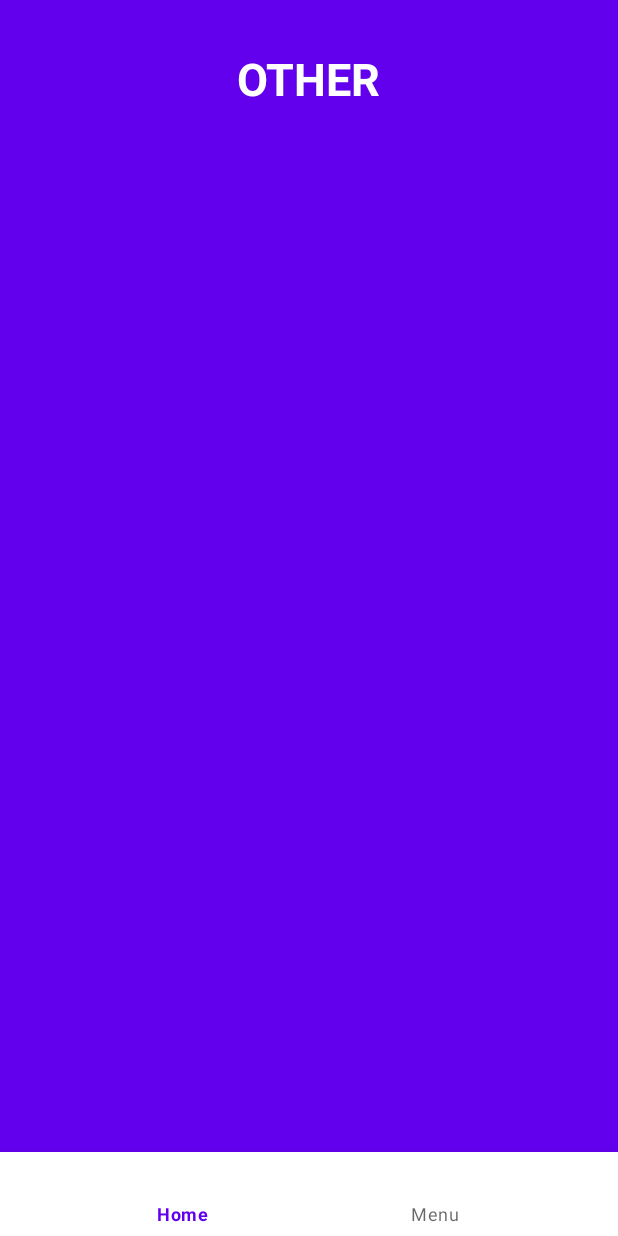
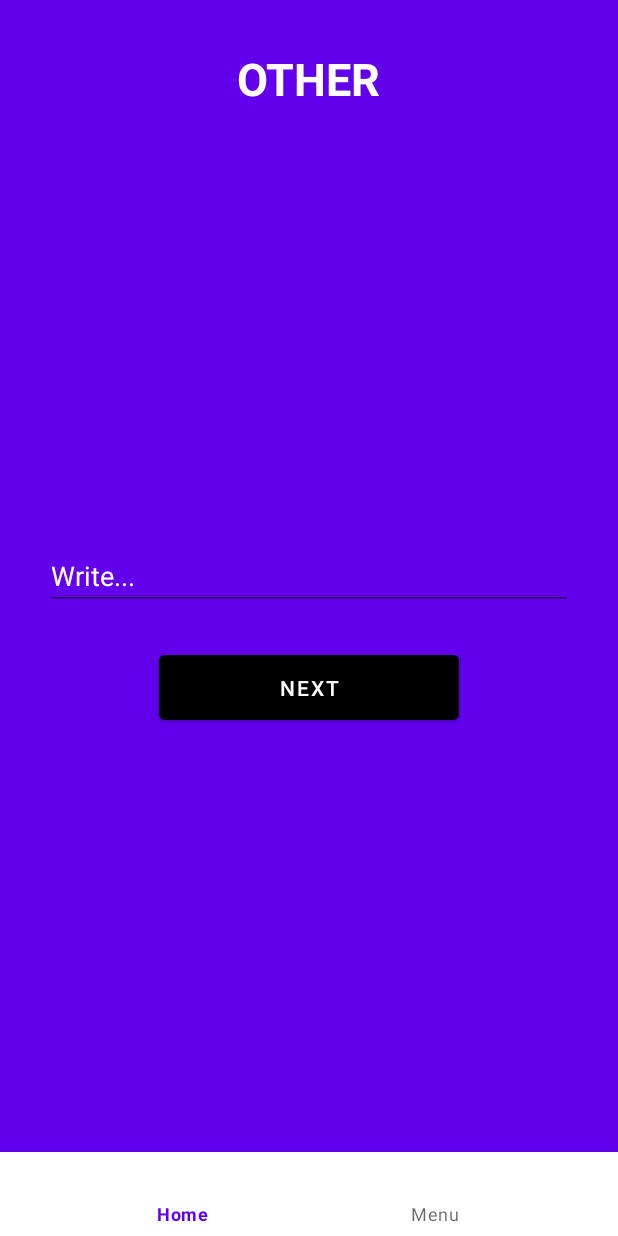
Before and after one commit to Juancarlosgranda/NavigationWithHideAndShowApp, an Android app: the fragment HomeOthersFragment placed in its activity, on a phone screen of 412 x 824 dp. Run offline under Robolectric (Android 15) with nearby library versions, the phone set to English and light mode, and no system bars.

Commit message:
[CHANGE] added fragment result

```diff
--- a/app/build.gradle
+++ b/app/build.gradle
@@ -32,6 +32,9 @@ dependencies {
     implementation 'androidx.core:core-ktx:1.3.0'
     implementation 'androidx.constraintlayout:constraintlayout:1.1.3'
     implementation 'com.google.android.material:material:1.0.0'
+    // Kotlin
+    implementation 'androidx.fragment:fragment-ktx:1.3.0-alpha04'
+    implementation 'androidx.lifecycle:lifecycle-livedata-ktx:2.2.0-alpha05'
     testImplementation 'junit:junit:4.12'
     androidTestImplementation 'androidx.test.ext:junit:1.1.1'
     androidTestImplementation 'androidx.test.espresso:espresso-core:3.2.0'
--- a/app/src/main/java/com/jc/navigationapp/HomeContainerFragment.kt
+++ b/app/src/main/java/com/jc/navigationapp/HomeContainerFragment.kt
@@ -26,4 +26,5 @@ class HomeContainerFragment : Fragment() {
                 ?.commit()
         }
     }
+
 }
--- a/app/src/main/java/com/jc/navigationapp/HomeOthersFragment.kt
+++ b/app/src/main/java/com/jc/navigationapp/HomeOthersFragment.kt
@@ -1,10 +1,14 @@
 package com.jc.navigationapp
 
 import android.os.Bundle
+import android.util.Log
 import android.view.LayoutInflater
 import android.view.View
 import android.view.ViewGroup
+import androidx.core.os.bundleOf
 import androidx.fragment.app.Fragment
+import androidx.fragment.app.setFragmentResult
+import kotlinx.android.synthetic.main.fragment_home_other.*
 
 /**
  * Created by Christopher Elias on 16/09/2019.
@@ -20,7 +24,10 @@ class HomeOthersFragment :  Fragment() {
 
     override fun onViewCreated(view: View, savedInstanceState: Bundle?) {
         super.onViewCreated(view, savedInstanceState)
-
+        btnAction.setOnClickListener {
+            setFragmentResult("requestKey", bundleOf("bundleKey" to etOther.text.toString()))
+            Log.d("cuack","send ${etOther.text}" )
+            activity?.onBackPressed()
+        }
     }
-
 }
--- a/app/src/main/res/layout/fragment_home_container.xml
+++ b/app/src/main/res/layout/fragment_home_container.xml
@@ -1,5 +1,6 @@
 <?xml version="1.0" encoding="utf-8"?>
-<FrameLayout xmlns:android="http://schemas.android.com/apk/res/android"
+<androidx.fragment.app.FragmentContainerView
+    xmlns:android="http://schemas.android.com/apk/res/android"
     android:id="@+id/frame_home_container"
     android:layout_width="match_parent"
     android:layout_height="match_parent"/>
--- a/app/src/main/res/layout/fragment_home_other.xml
+++ b/app/src/main/res/layout/fragment_home_other.xml
@@ -19,6 +19,29 @@
         app:layout_constraintEnd_toEndOf="parent"
         app:layout_constraintStart_toStartOf="parent"/>
 
+    <EditText
+        android:id="@+id/etOther"
+        android:layout_width="match_parent"
+        android:layout_height="wrap_content"
+        android:hint="Write..."
+        android:textColor="@android:color/white"
+        android:textColorHint="@android:color/white"
+        app:layout_constraintTop_toTopOf="parent"
+        android:layout_margin="30dp"
+        app:layout_constraintBottom_toBottomOf="parent"
+        app:layout_constraintStart_toStartOf="parent"/>
+
+    <com.google.android.material.button.MaterialButton
+        android:id="@+id/btnAction"
+        android:text="Next"
+        android:padding="12dp"
+        android:backgroundTint="@android:color/black"
+        android:layout_width="200dp"
+        android:layout_height="wrap_content"
+        app:layout_constraintTop_toBottomOf="@id/etOther"
+        android:layout_marginTop="24dp"
+        app:layout_constraintEnd_toEndOf="parent"
+        app:layout_constraintStart_toStartOf="parent"/>
 
 
 
--- a/app/src/main/res/layout/fragment_menu_container.xml
+++ b/app/src/main/res/layout/fragment_menu_container.xml
@@ -1,5 +1,6 @@
 <?xml version="1.0" encoding="utf-8"?>
-<FrameLayout xmlns:android="http://schemas.android.com/apk/res/android"
+<androidx.fragment.app.FragmentContainerView
+    xmlns:android="http://schemas.android.com/apk/res/android"
     android:id="@+id/frame_menu_container"
     android:layout_width="match_parent"
     android:layout_height="match_parent"/>
```
Also changed, not shown: app/src/main/java/com/jc/navigationapp/HomeProfileFragment.kt (+27 -0 lines), app/src/main/res/layout/fragment_home_profile.xml (+13 -0 lines).
